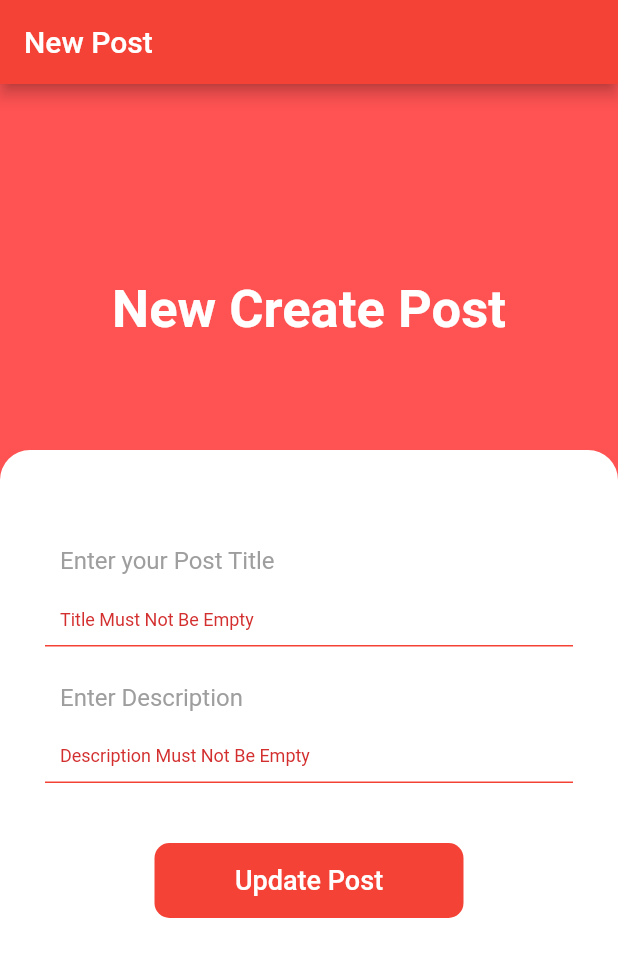
After one commit to Thae00/laravel_api_testing, a Flutter app: the AddPost screen opened directly, after a tap on "Update Post", on a phone screen of 412 x 824 dp. The commit adds this screen. Shown: the top 957 px of the screen. Run offline on Flutter 3.47's test engine with Material 2 defaults, Android fonts, the phone set to English and light mode, and no system bars; our stand-ins replace dio, retrofit; generated files the repository leaves out were written again.

Commit message:
create add_post

```diff
--- a/lib/auth/api_client.dart
+++ b/lib/auth/api_client.dart
@@ -16,5 +16,10 @@ abstract class ApiClient {
   Future<Message> login(@Body() User user);
 
   @GET("/posts")
-  Stream<List<Post>> getAllPosts(@Header("Authorization") String authApi); //call with Auth Api
+  Stream<List<Post>> getAllPosts(
+      @Header("Authorization") String authApi); //call with Auth Api
+
+  @POST("/post")
+  Future<Message> createPost(
+      @Header("Authorization") String authApi, @Body() Post post);
 }
--- /dev/null
+++ b/lib/ui/add_post.dart
@@ -0,0 +1,204 @@
+import 'package:dio/dio.dart';
+import 'package:flutter/material.dart';
+import 'package:laravel_api/auth/api_client.dart';
+import 'package:laravel_api/auth/store.dart';
+import 'package:laravel_api/models/message.dart';
+import 'package:laravel_api/models/post.dart';
+import 'package:laravel_api/ui/home.dart';
+import 'package:provider/provider.dart';
+
+class AddPost extends StatefulWidget {
+  @override
+  _AddPostState createState() => _AddPostState();
+}
+
+class _AddPostState extends State<AddPost> {
+  final key = GlobalKey<FormState>();
+  String message = "";
+
+  @override
+  Widget build(BuildContext context) {
+    TextEditingController titleController = TextEditingController();
+    TextEditingController desController = TextEditingController();
+
+    return Scaffold(
+      appBar: AppBar(
+        title: Text("New Post"),
+      ),
+      body: Container(
+        decoration: BoxDecoration(color: Colors.redAccent),
+        width: double.infinity,
+        child: Column(
+          children: [
+            SizedBox(
+              height: 80,
+            ),
+            Padding(
+              padding: EdgeInsets.all(20),
+              child: Column(
+                children: [
+                  SizedBox(
+                    height: 30,
+                  ),
+                  Center(
+                    child: Text(
+                      "New Create Post",
+                      style: TextStyle(
+                        color: Colors.white,
+                        fontSize: 35,
+                        fontWeight: FontWeight.bold,
+                      ),
+                    ),
+                  ),
+                  SizedBox(
+                    height: 15,
+                  ),
+                  Center(
+                    child: Text(
+                      "${message}",
+                      style: TextStyle(
+                        color: Colors.white,
+                        fontSize: 15,
+                      ),
+                    ),
+                  )
+                ],
+              ),
+            ),
+            SizedBox(
+              height: 20,
+            ),
+            Expanded(
+              child: Container(
+                decoration: BoxDecoration(
+                  color: Colors.white,
+                  borderRadius: BorderRadius.only(
+                    topLeft: Radius.circular(20),
+                    topRight: Radius.circular(20),
+                  ),
+                ),
+                child: Padding(
+                  padding: EdgeInsets.all(30),
+                  child: SingleChildScrollView(
+                    child: Column(
+                      children: [
+                        SizedBox(
+                          height: 10,
+                        ),
+                        Container(
+                          decoration: BoxDecoration(
+                            color: Colors.white,
+                          ),
+                          child: Column(
+                            children: [
+                              Form(
+                                key: key,
+                                child: Column(
+                                  children: [
+                                    Container(
+                                      padding: EdgeInsets.all(10),
+                                      decoration: BoxDecoration(
+                                        border: Border(
+                                          bottom: BorderSide(
+                                            width: 1,
+                                            color: Colors.red,
+                                          ),
+                                        ),
+                                      ),
+                                      child: TextFormField(
+                                        controller: titleController,
+                                        validator: (val) {
+                                          if (val == null || val.isEmpty) {
+                                            return "Title Must Not Be Empty";
+                                          }
+                                        },
+                                        decoration: InputDecoration(
+                                          hintText: 'Enter your Post Title',
+                                          hintStyle: TextStyle(
+                                            color: Colors.grey,
+                                          ),
+                                          border: InputBorder.none,
+                                        ),
+                                      ),
+                                    ),
+                                    Container(
+                                      padding: EdgeInsets.all(10),
+                                      decoration: BoxDecoration(
+                                        border: Border(
+                                          bottom: BorderSide(
+                                            width: 1,
+                                            color: Colors.red,
+                                          ),
+                                        ),
+                                      ),
+                                      child: TextFormField(
+                                        controller: desController,
+                                        validator: (val) {
+                                          if (val == null || val.isEmpty) {
+                                            return "Description Must Not Be Empty";
+                                          }
+                                        },
+                                        decoration: InputDecoration(
+                                          hintText: 'Enter Description',
+                                          hintStyle: TextStyle(
+                                            color: Colors.grey,
+                                          ),
+                                          border: InputBorder.none,
+                                        ),
+                                      ),
+                                    )
+                                  ],
+                                ),
+                              ),
+                              SizedBox(
+                                height: 40,
+                              ),
+                              Container(
+                                decoration: BoxDecoration(
+                                    color: Colors.red,
+                                    borderRadius: BorderRadius.circular(10)),
+                                height: 50,
+                                width: MediaQuery.of(context).size.width * 0.5,
+                                child: TextButton(
+                                  onPressed: () async {
+                                    if (key.currentState!.validate()) {
+                                      String api = Provider.of<Store>(context,
+                                              listen: false)
+                                          .getApi();
+
+                                      Post post = Post(0, titleController.text,
+                                          desController.text);
+                                      Message msg = await ApiClient(Dio())
+                                          .createPost("Bearer ${api}", post);
+                                      if (msg.status == true) {
+                                        Navigator.push(
+                                            context,
+                                            MaterialPageRoute(
+                                                builder: (context) => Home()));
+                                      }
+                                    }
+                                  },
+                                  child: Text(
+                                    "Update Post",
+                                    style: TextStyle(
+                                      color: Colors.white,
+                                      fontSize: 18.0,
+                                    ),
+                                  ),
+                                ),
+                              )
+                            ],
+                          ),
+                        )
+                      ],
+                    ),
+                  ),
+                ),
+              ),
+            ),
+          ],
+        ),
+      ),
+    );
+  }
+}
--- a/lib/ui/home.dart
+++ b/lib/ui/home.dart
@@ -3,6 +3,7 @@ import 'package:flutter/material.dart';
 import 'package:laravel_api/auth/api_client.dart';
 import 'package:laravel_api/auth/store.dart';
 import 'package:laravel_api/models/post.dart';
+import 'package:laravel_api/ui/add_post.dart';
 import 'package:provider/provider.dart';
 
 class Home extends StatefulWidget {
@@ -20,7 +21,10 @@ class _HomeState extends State<Home> {
         title: Text("Home Page"),
       ),
       floatingActionButton: FloatingActionButton(
-        onPressed: () {},
+        onPressed: () {
+          Navigator.pushReplacement(
+              context, MaterialPageRoute(builder: (context) => AddPost()));
+        },
         child: Icon(Icons.add),
       ),
       body: SingleChildScrollView(
@@ -32,7 +36,6 @@ class _HomeState extends State<Home> {
               itemCount: snapshots.data!.length,
               itemBuilder: (context, index) {
                 return Container(
-                  padding: EdgeInsets.all(20),
                   child: Card(
                     elevation: 5.0,
                     child: Row(
```
Also changed, not shown: lib/auth/api_client.g.dart.
